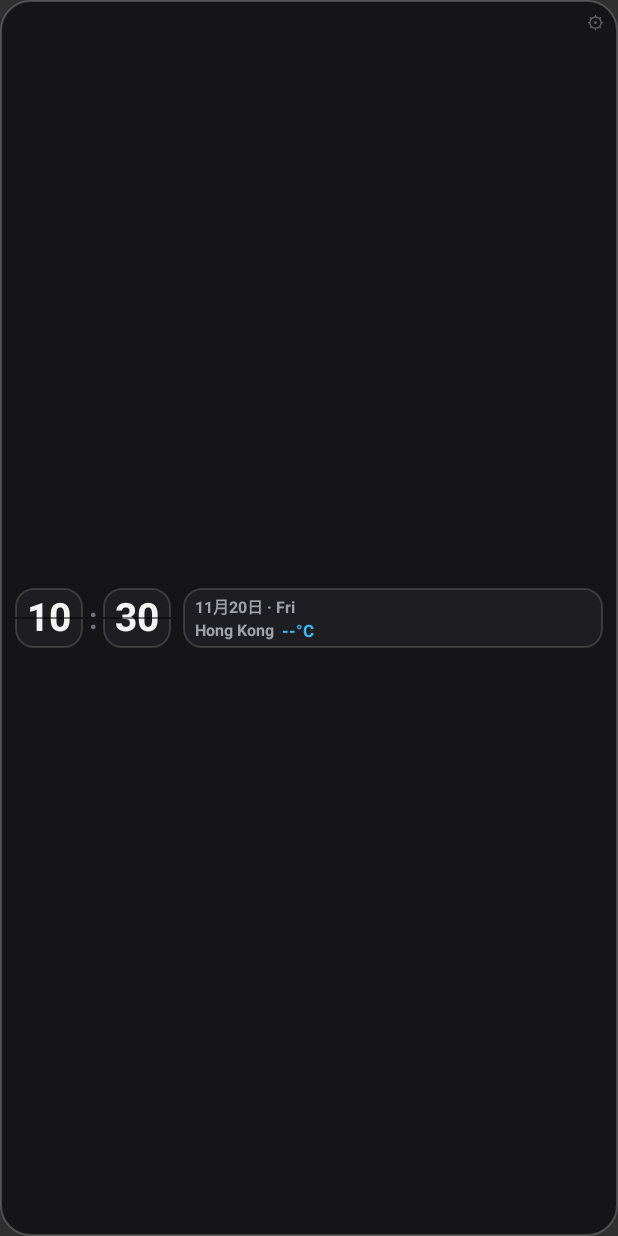
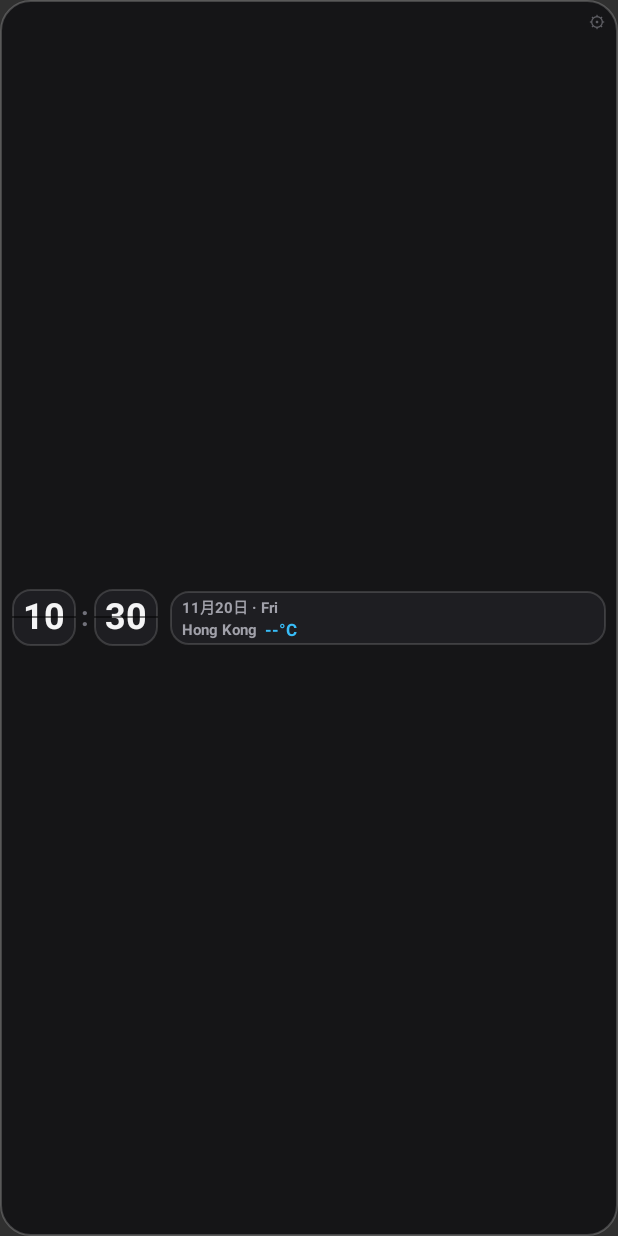
Before and after one commit to timlskforai-netizen/grok-flip-clock, an Android app built with Jetpack Compose: the layout widget_flip_clock_row.xml on its own in the app's theme, with its tools: preview values and no code run, on a phone screen of 412 x 824 dp. Run offline under Robolectric (Android 15) with nearby library versions, the phone set to English and light mode, and no system bars.

Commit message:
Refine widget_flip_clock_row layout attributes
Adjusted layout dimensions and padding for better UI scaling.

```diff
--- a/app/src/main/res/layout/widget_flip_clock_row.xml
+++ b/app/src/main/res/layout/widget_flip_clock_row.xml
@@ -14,24 +14,24 @@
 
     <TextView
         android:id="@+id/widget_config_btn"
-        android:layout_width="26dp"
-        android:layout_height="26dp"
+        android:layout_width="24dp"
+        android:layout_height="24dp"
         android:layout_gravity="top|end"
         android:layout_margin="2dp"
         android:gravity="center"
         android:text="⚙"
         android:textColor="#88A1A1AA"
-        android:textSize="12sp" />
+        android:textSize="11sp" />
 
     <LinearLayout
         android:layout_width="match_parent"
         android:layout_height="match_parent"
         android:gravity="center_vertical"
         android:orientation="horizontal"
-        android:paddingStart="10dp"
-        android:paddingTop="6dp"
-        android:paddingEnd="10dp"
-        android:paddingBottom="6dp">
+        android:paddingStart="8dp"
+        android:paddingTop="4dp"
+        android:paddingEnd="8dp"
+        android:paddingBottom="4dp">
 
         <!-- 左邊：緊湊翻頁鐘（時 : 分） -->
         <LinearLayout
@@ -44,8 +44,8 @@
             <FrameLayout
                 android:layout_width="wrap_content"
                 android:layout_height="wrap_content"
-                android:minWidth="44dp"
-                android:minHeight="40dp">
+                android:minWidth="42dp"
+                android:minHeight="38dp">
 
                 <ImageView
                     android:id="@+id/widget_hour_card_bg"
@@ -64,12 +64,12 @@
                     android:format24Hour="HH"
                     android:gravity="center"
                     android:includeFontPadding="false"
-                    android:paddingStart="8dp"
-                    android:paddingTop="4dp"
-                    android:paddingEnd="8dp"
-                    android:paddingBottom="4dp"
+                    android:paddingStart="7dp"
+                    android:paddingTop="3dp"
+                    android:paddingEnd="7dp"
+                    android:paddingBottom="3dp"
                     android:textColor="#FFF4F4F5"
-                    android:textSize="26sp"
+                    android:textSize="24sp"
                     android:textStyle="bold" />
 
                 <ImageView
@@ -84,18 +84,19 @@
                 android:id="@+id/widget_colon"
                 android:layout_width="wrap_content"
                 android:layout_height="wrap_content"
-                android:paddingStart="4dp"
-                android:paddingEnd="4dp"
+                android:includeFontPadding="false"
+                android:paddingStart="3dp"
+                android:paddingEnd="3dp"
                 android:text=":"
                 android:textColor="#FF71717A"
-                android:textSize="20sp"
+                android:textSize="18sp"
                 android:textStyle="bold" />
 
             <FrameLayout
                 android:layout_width="wrap_content"
                 android:layout_height="wrap_content"
-                android:minWidth="44dp"
-                android:minHeight="40dp">
+                android:minWidth="42dp"
+                android:minHeight="38dp">
 
                 <ImageView
                     android:id="@+id/widget_min_card_bg"
@@ -114,12 +115,12 @@
                     android:format24Hour="mm"
                     android:gravity="center"
                     android:includeFontPadding="false"
-                    android:paddingStart="8dp"
-                    android:paddingTop="4dp"
-                    android:paddingEnd="8dp"
-                    android:paddingBottom="4dp"
+                    android:paddingStart="7dp"
+                    android:paddingTop="3dp"
+                    android:paddingEnd="7dp"
+                    android:paddingBottom="3dp"
                     android:textColor="#FFF4F4F5"
-                    android:textSize="26sp"
+                    android:textSize="24sp"
                     android:textStyle="bold" />
 
                 <ImageView
@@ -131,7 +132,7 @@
             </FrameLayout>
         </LinearLayout>
 
-        <!-- 右邊：日期與實時天氣 -->
+        <!-- 右邊：日期 + 實時天氣 + 每 4 小時預報 -->
         <FrameLayout
             android:id="@+id/widget_weather_bar"
             android:layout_width="0dp"
@@ -153,9 +154,9 @@
                 android:gravity="center_vertical"
                 android:orientation="vertical"
                 android:paddingStart="8dp"
-                android:paddingTop="4dp"
+                android:paddingTop="3dp"
                 android:paddingEnd="8dp"
-                android:paddingBottom="4dp">
+                android:paddingBottom="3dp">
 
                 <TextClock
                     android:id="@+id/widget_date"
@@ -164,14 +165,16 @@
                     android:ellipsize="end"
                     android:format12Hour="M月d日 · EEE"
                     android:format24Hour="M月d日 · EEE"
+                    android:includeFontPadding="false"
                     android:maxLines="1"
                     android:textColor="#FFA1A1AA"
-                    android:textSize="10.5sp"
+                    android:textSize="10sp"
                     android:textStyle="bold" />
 
                 <LinearLayout
                     android:layout_width="wrap_content"
                     android:layout_height="wrap_content"
+                    android:layout_marginTop="1dp"
                     android:gravity="center_vertical"
                     android:orientation="horizontal">
 
@@ -180,10 +183,11 @@
                         android:layout_width="wrap_content"
                         android:layout_height="wrap_content"
                         android:ellipsize="end"
+                        android:includeFontPadding="false"
                         android:maxLines="1"
                         android:text="Hong Kong"
                         android:textColor="#FFA1A1AA"
-                        android:textSize="10.5sp"
+                        android:textSize="10sp"
                         android:textStyle="bold" />
 
                     <TextView
@@ -191,9 +195,10 @@
                         android:layout_width="wrap_content"
                         android:layout_height="wrap_content"
                         android:layout_marginStart="5dp"
+                        android:includeFontPadding="false"
                         android:text="--°C"
                         android:textColor="#FF38BDF8"
-                        android:textSize="11.5sp"
+                        android:textSize="11sp"
                         android:textStyle="bold" />
 
                     <TextView
@@ -202,17 +207,20 @@
                         android:layout_height="wrap_content"
                         android:layout_marginStart="5dp"
                         android:ellipsize="end"
+                        android:includeFontPadding="false"
                         android:maxLines="1"
                         android:text=""
                         android:textColor="#FFE4E4E7"
-                        android:textSize="10.5sp" />
+                        android:textSize="10sp" />
                 </LinearLayout>
 
                 <TextView
                     android:id="@+id/widget_forecast_text"
                     android:layout_width="wrap_content"
                     android:layout_height="wrap_content"
+                    android:layout_marginTop="1dp"
                     android:ellipsize="end"
+                    android:includeFontPadding="false"
                     android:maxLines="1"
                     android:text=""
                     android:textColor="#FFA1A1AA"
```
